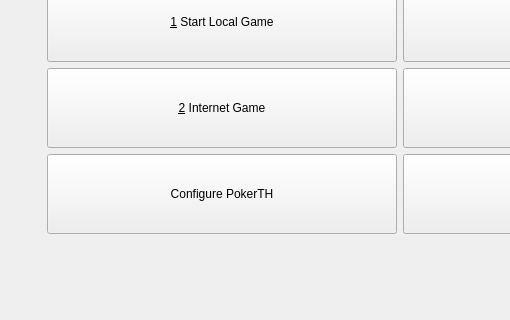
First picture: the form in src/gui/qt/gui_800x480/startwindow_800x480.ui, repository pokerth/pokerth, before the edit; both pictures show x 0 to 510 and y 160 to 480 of the 800 by 480 pixel window.
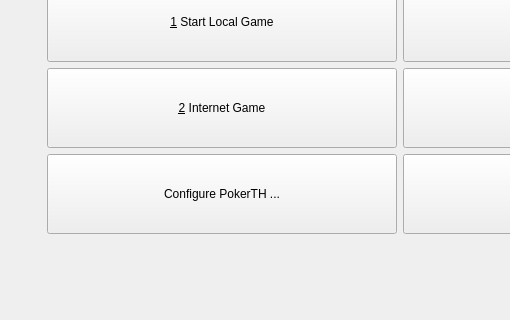
Second picture: the form after the edit. Icons and pictures are not drawn.

Commit message: fixing about dialog for android

Diff of the .ui file:
```diff
--- a/src/gui/qt/gui_800x480/startwindow_800x480.ui
+++ b/src/gui/qt/gui_800x480/startwindow_800x480.ui
@@ -245,7 +245,7 @@
          <enum>Qt::NoFocus</enum>
         </property>
         <property name="text">
-         <string>Configure PokerTH</string>
+         <string>Configure PokerTH ...</string>
         </property>
         <property name="icon">
          <iconset resource="../resources/pokerth.qrc">
```
The commit also changes 7 other files.
